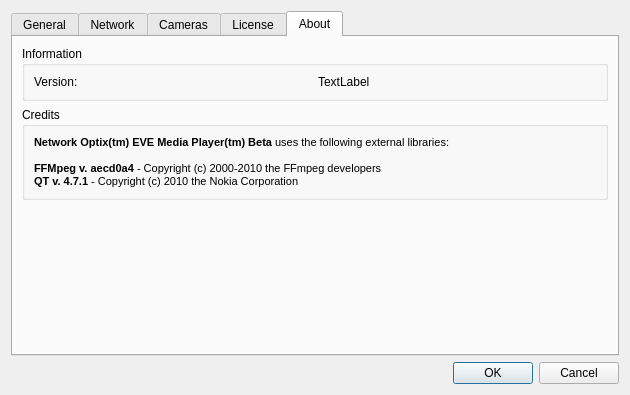
Above: src/preferences.ui from networkoptix/nx_open before the change. Below: the same form after it.
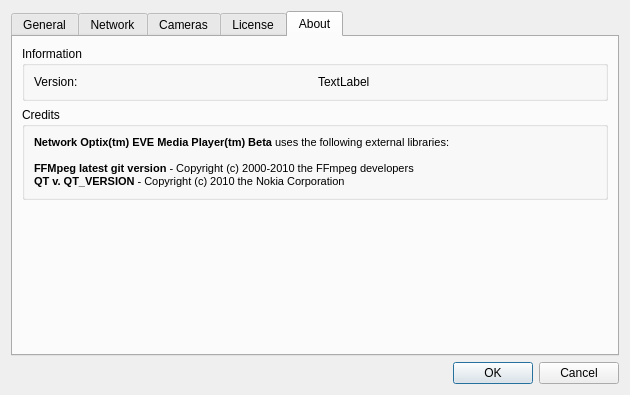
That is the form after the change. The open tabs and pages were chosen to show the change.

Commit message:
Show correct QT version in About box.
<==== Mercurial data ====>
Branch: master

Diff of the .ui file:
```diff
--- a/src/preferences.ui
+++ b/src/preferences.ui
@@ -393,8 +393,8 @@
 &lt;/style&gt;&lt;/head&gt;&lt;body style=&quot; font-family:'MS Shell Dlg 2'; font-size:8.25pt; font-weight:400; font-style:normal;&quot;&gt;
 &lt;p style=&quot; margin-top:0px; margin-bottom:0px; margin-left:0px; margin-right:0px; -qt-block-indent:0; text-indent:0px;&quot;&gt;&lt;span style=&quot; font-size:8pt; font-weight:600;&quot;&gt;Network Optix(tm) EVE Media Player(tm) Beta&lt;/span&gt;&lt;span style=&quot; font-size:8pt;&quot;&gt; uses the following external libraries:&lt;/span&gt;&lt;/p&gt;
 &lt;p style=&quot;-qt-paragraph-type:empty; margin-top:0px; margin-bottom:0px; margin-left:0px; margin-right:0px; -qt-block-indent:0; text-indent:0px; font-size:8pt;&quot;&gt;&lt;/p&gt;
-&lt;p style=&quot; margin-top:0px; margin-bottom:0px; margin-left:0px; margin-right:0px; -qt-block-indent:0; text-indent:0px;&quot;&gt;&lt;span style=&quot; font-size:8pt; font-weight:600;&quot;&gt;FFMpeg&lt;/span&gt;&lt;span style=&quot; font-size:8pt;&quot;&gt; &lt;/span&gt;&lt;span style=&quot; font-size:8pt; font-weight:600;&quot;&gt;v. aecd0a4&lt;/span&gt;&lt;span style=&quot; font-size:8pt;&quot;&gt; - Copyright (c) 2000-2010 the FFmpeg developers&lt;/span&gt;&lt;/p&gt;
-&lt;p style=&quot; margin-top:0px; margin-bottom:0px; margin-left:0px; margin-right:0px; -qt-block-indent:0; text-indent:0px;&quot;&gt;&lt;span style=&quot; font-size:8pt; font-weight:600;&quot;&gt;QT v. 4.7.1&lt;/span&gt;&lt;span style=&quot; font-size:8pt;&quot;&gt; - Copyright (c) 2010 the Nokia Corporation&lt;/span&gt;&lt;/p&gt;&lt;/body&gt;&lt;/html&gt;</string>
+&lt;p style=&quot; margin-top:0px; margin-bottom:0px; margin-left:0px; margin-right:0px; -qt-block-indent:0; text-indent:0px;&quot;&gt;&lt;span style=&quot; font-size:8pt; font-weight:600;&quot;&gt;FFMpeg&lt;/span&gt;&lt;span style=&quot; font-size:8pt;&quot;&gt; &lt;/span&gt;&lt;span style=&quot; font-size:8pt; font-weight:600;&quot;&gt;latest git version&lt;/span&gt;&lt;span style=&quot; font-size:8pt;&quot;&gt; - Copyright (c) 2000-2010 the FFmpeg developers&lt;/span&gt;&lt;/p&gt;
+&lt;p style=&quot; margin-top:0px; margin-bottom:0px; margin-left:0px; margin-right:0px; -qt-block-indent:0; text-indent:0px;&quot;&gt;&lt;span style=&quot; font-size:8pt; font-weight:600;&quot;&gt;QT v. QT_VERSION&lt;/span&gt;&lt;span style=&quot; font-size:8pt;&quot;&gt; - Copyright (c) 2010 the Nokia Corporation&lt;/span&gt;&lt;/p&gt;&lt;/body&gt;&lt;/html&gt;</string>
             </property>
             <property name="textFormat">
              <enum>Qt::AutoText</enum>
```
Left out of the diff: 2 changed lines with no effect on the pictures. The commit also changes 1 other file.
